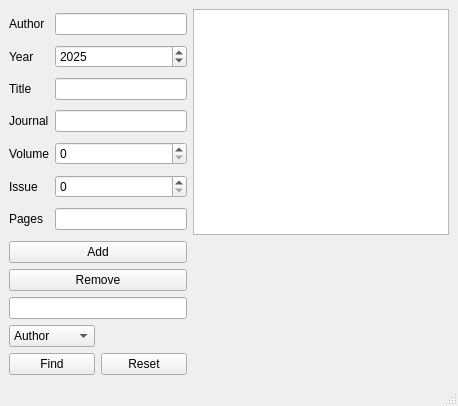
Before: the Qt Designer form Question3_Journal/mainwindow.ui in ndumisomahlangu96/Qt-6-Design-Patterns, drawn with Qt 5.
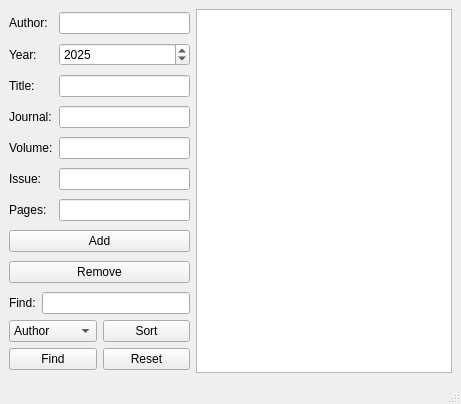
After: the same form once the commit is applied. Icons and pictures are not drawn.

```diff
--- a/Question3_Journal/mainwindow.ui
+++ b/Question3_Journal/mainwindow.ui
@@ -6,8 +6,8 @@
    <rect>
     <x>0</x>
     <y>0</y>
-    <width>458</width>
-    <height>406</height>
+    <width>461</width>
+    <height>404</height>
    </rect>
   </property>
   <property name="windowTitle">
@@ -17,53 +17,23 @@
    <iconset theme="QIcon::ThemeIcon::Computer"/>
   </property>
   <widget class="QWidget" name="centralwidget">
+   <layout class="QGridLayout" name="gridLayout_4">
+    <item row="0" column="0">
    <layout class="QGridLayout" name="gridLayout_3">
     <item row="0" column="0">
-     <layout class="QGridLayout" name="gridLayout_2">
-      <item row="4" column="1">
-       <widget class="QSpinBox" name="spinBoxVolume"/>
+       <widget class="QLabel" name="labelAuthor">
+        <property name="text">
+         <string>Author:</string>
+        </property>
+       </widget>
       </item>
       <item row="0" column="1">
        <widget class="QLineEdit" name="lineEditAuthor"/>
       </item>
-      <item row="6" column="1">
-       <widget class="QLineEdit" name="lineEditPages"/>
-      </item>
-      <item row="5" column="0">
-       <widget class="QLabel" name="labelIssue">
-        <property name="text">
-         <string>Issue</string>
-        </property>
-       </widget>
-      </item>
-      <item row="5" column="1">
-       <widget class="QSpinBox" name="spinBoxIssue"/>
-      </item>
       <item row="1" column="0">
        <widget class="QLabel" name="labelYear">
         <property name="text">
-         <string>Year</string>
-        </property>
-       </widget>
-      </item>
-      <item row="2" column="0">
-       <widget class="QLabel" name="labelTitle">
-        <property name="text">
-         <string>Title</string>
-        </property>
-       </widget>
-      </item>
-      <item row="0" column="0">
-       <widget class="QLabel" name="labelAuthor">
-        <property name="text">
-         <string>Author</string>
-        </property>
-       </widget>
-      </item>
-      <item row="3" column="0">
-       <widget class="QLabel" name="labelJournal">
-        <property name="text">
-         <string>Journal</string>
+         <string>Year:</string>
         </property>
        </widget>
       </item>
@@ -80,34 +50,57 @@
         </property>
        </widget>
       </item>
-      <item row="4" column="0">
-       <widget class="QLabel" name="labelVolume">
+      <item row="2" column="0">
+       <widget class="QLabel" name="labelTitle">
         <property name="text">
-         <string>Volume</string>
+         <string>Title:</string>
         </property>
        </widget>
       </item>
       <item row="2" column="1">
        <widget class="QLineEdit" name="lineEditTitle"/>
       </item>
+      <item row="3" column="0">
+       <widget class="QLabel" name="labelJournal">
+        <property name="text">
+         <string>Journal:</string>
+        </property>
+       </widget>
+      </item>
       <item row="3" column="1">
        <widget class="QLineEdit" name="lineEditJournal"/>
       </item>
+      <item row="4" column="0">
+       <widget class="QLabel" name="labelVolume">
+        <property name="text">
+         <string>Volume:</string>
+        </property>
+       </widget>
+      </item>
+      <item row="4" column="1">
+       <widget class="QLineEdit" name="lineEditVolume"/>
+      </item>
+      <item row="5" column="0">
+       <widget class="QLabel" name="labelIssue">
+        <property name="text">
+         <string>Issue:</string>
+        </property>
+       </widget>
+      </item>
+      <item row="5" column="1">
+       <widget class="QLineEdit" name="lineEditIssue"/>
+      </item>
       <item row="6" column="0">
        <widget class="QLabel" name="labelPages">
         <property name="text">
-         <string>Pages</string>
+         <string>Pages:</string>
         </property>
        </widget>
       </item>
-     </layout>
-    </item>
-    <item row="0" column="1">
-     <widget class="QTableView" name="tableViewDatabase"/>
-    </item>
-    <item row="1" column="0">
-     <layout class="QVBoxLayout" name="verticalLayout">
-      <item>
+      <item row="6" column="1">
+       <widget class="QLineEdit" name="lineEditPages"/>
+      </item>
+      <item row="7" column="0" colspan="2">
        <widget class="QPushButton" name="pushButtonAdd">
         <property name="text">
          <string>Add</string>
@@ -117,7 +110,7 @@
         </property>
        </widget>
       </item>
-      <item>
+      <item row="8" column="0" colspan="2">
        <widget class="QPushButton" name="pushButtonRemove">
         <property name="text">
          <string>Remove</string>
@@ -127,24 +120,21 @@
         </property>
        </widget>
       </item>
-     </layout>
-    </item>
-    <item row="2" column="0">
-     <layout class="QGridLayout" name="gridLayout">
-      <item row="0" column="0" colspan="2">
+      <item row="9" column="0" colspan="2">
+       <layout class="QGridLayout" name="gridLayout_2">
+        <item row="0" column="0">
+         <widget class="QLabel" name="labelFind">
+          <property name="text">
+           <string>Find:</string>
+          </property>
+         </widget>
+        </item>
+        <item row="0" column="1">
        <widget class="QLineEdit" name="lineEditWildcard"/>
       </item>
-      <item row="2" column="1">
-       <widget class="QPushButton" name="pushButton_3">
-        <property name="text">
-         <string>Reset</string>
-        </property>
-        <property name="icon">
-         <iconset theme="QIcon::ThemeIcon::ViewRestore"/>
-        </property>
-       </widget>
-      </item>
-      <item row="1" column="0">
+        <item row="1" column="0" colspan="2">
+         <layout class="QGridLayout" name="gridLayout">
+          <item row="0" column="0">
        <widget class="QComboBox" name="comboBoxFilter">
         <item>
          <property name="text">
@@ -176,14 +166,9 @@
           <string>Issue</string>
          </property>
         </item>
-        <item>
-         <property name="text">
-          <string>Pages</string>
-         </property>
-        </item>
-       </widget>
-      </item>
-      <item row="2" column="0">
+           </widget>
+          </item>
+          <item row="1" column="0">
        <widget class="QPushButton" name="pushButtonFind">
         <property name="text">
          <string>Find</string>
@@ -193,7 +178,34 @@
         </property>
        </widget>
       </item>
-     </layout>
+          <item row="1" column="1">
+           <widget class="QPushButton" name="pushButtonReset">
+            <property name="text">
+             <string>Reset</string>
+            </property>
+            <property name="icon">
+             <iconset theme="QIcon::ThemeIcon::ViewRestore"/>
+            </property>
+           </widget>
+          </item>
+          <item row="0" column="1">
+           <widget class="QPushButton" name="pushButtonSort">
+            <property name="text">
+             <string>Sort</string>
+            </property>
+            <property name="icon">
+             <iconset theme="QIcon::ThemeIcon::DialogInformation"/>
+            </property>
+           </widget>
+          </item>
+         </layout>
+        </item>
+       </layout>
+      </item>
+     </layout>
+    </item>
+    <item row="0" column="1">
+     <widget class="QTableView" name="tableViewDatabase"/>
     </item>
    </layout>
   </widget>
```
Left out of the diff: 2 changed lines with no effect on the pictures. Lines whose indentation alone changed are shown as unchanged.
